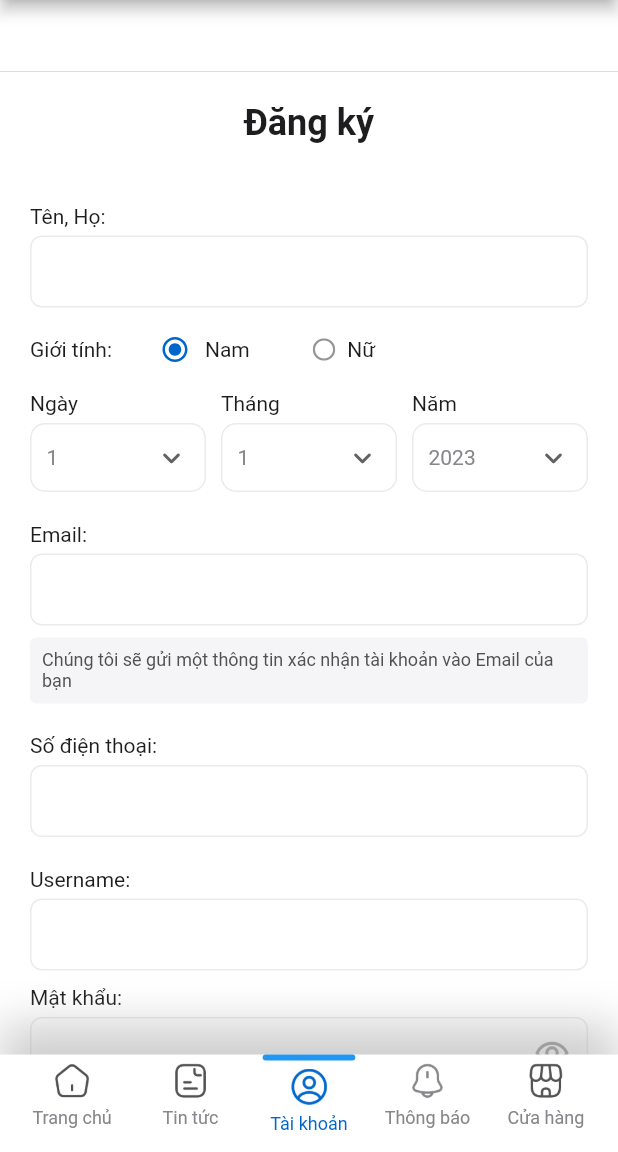
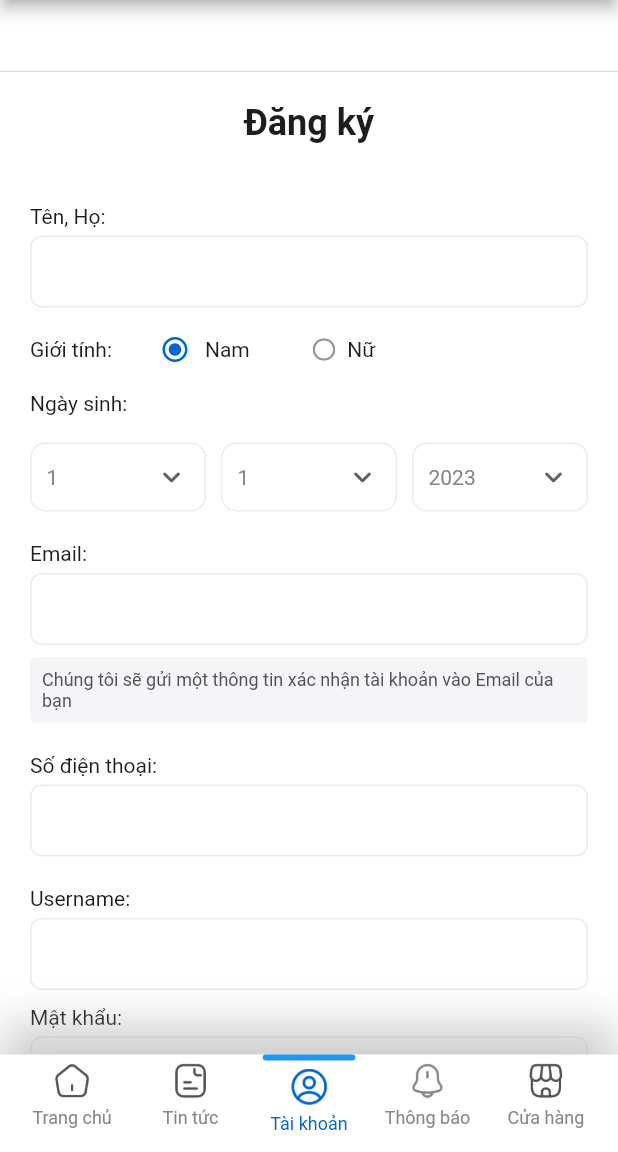
Before and after one commit to thien9884/webviewte, a Flutter app: the RegisterScreen widget shown alone on an empty page, opened directly, on a phone screen of 412 x 824 dp, the part 84-1236 px from its top. Run offline on Flutter 3.47's test engine with Material 2 defaults, Android fonts, the phone set to English and light mode, and no system bars; our stand-ins replace dio, equatable, flutter_bloc, flutter_easyloading, flutter_rating_bar, flutter_svg and 6 more; missing offline and left inert: webview_flutter_android, webview_flutter_wkwebview; accounts and stored records are empty; network calls fail; Roboto replaces fonts that are missing (ArialCustom); project files that could hold a hidden picture were left out.

Commit message:
update text

```diff
--- a/lib/screen/login/login_screen.dart
+++ b/lib/screen/login/login_screen.dart
@@ -135,6 +135,9 @@ class _LoginScreenState extends State<LoginScreen> {
           } else if (state is LoginLoadError) {
             if (_messageError.isEmpty) {
               _messageError = state.message;
+              if (_messageError == 'Wrong username or password') {
+                _messageError = 'Sai tên tài khoản hoặc mật khẩu';
+              }
               AlertUtils.displayErrorAlert(context, _messageError);
             }
             if (EasyLoading.isShow) EasyLoading.dismiss();
--- a/lib/screen/login/register_screen.dart
+++ b/lib/screen/login/register_screen.dart
@@ -248,17 +248,7 @@ class _RegisterScreenState extends State<RegisterScreen> {
   }
 
   Widget _listDropDownDay() {
-    return Column(
-      crossAxisAlignment: CrossAxisAlignment.start,
-      children: [
-        Padding(
-          padding: const EdgeInsets.only(bottom: 5),
-          child: Text(
-            'Ngày',
-            style: CommonStyles.size14W400Black1D(context),
-          ),
-        ),
-        Container(
+    return Container(
       padding: const EdgeInsets.symmetric(horizontal: 10, vertical: 10),
       width: double.infinity,
       decoration: BoxDecoration(
@@ -287,23 +277,11 @@ class _RegisterScreenState extends State<RegisterScreen> {
                   )).toList(),
         ),
       ),
-        ),
-      ],
     );
   }
 
   Widget _listDropDownMonth() {
-    return Column(
-      crossAxisAlignment: CrossAxisAlignment.start,
-      children: [
-        Padding(
-          padding: const EdgeInsets.only(bottom: 5),
-          child: Text(
-            'Tháng',
-            style: CommonStyles.size14W400Black1D(context),
-          ),
-        ),
-        Container(
+    return Container(
       padding: const EdgeInsets.symmetric(horizontal: 10, vertical: 10),
       width: double.infinity,
       decoration: BoxDecoration(
@@ -332,23 +310,11 @@ class _RegisterScreenState extends State<RegisterScreen> {
                   )).toList(),
         ),
       ),
-        ),
-      ],
     );
   }
 
   Widget _listDropDownYear() {
-    return Column(
-      crossAxisAlignment: CrossAxisAlignment.start,
-      children: [
-        Padding(
-          padding: const EdgeInsets.only(bottom: 5),
-          child: Text(
-            'Năm',
-            style: CommonStyles.size14W400Black1D(context),
-          ),
-        ),
-        Container(
+    return Container(
       padding: const EdgeInsets.symmetric(horizontal: 10, vertical: 10),
       width: double.infinity,
       decoration: BoxDecoration(
@@ -374,13 +340,10 @@ class _RegisterScreenState extends State<RegisterScreen> {
               (index) => DropdownMenuItem<String>(
                     value: (DateTime.now().year - index).toString(),
                     child: Center(
-                            child:
-                                Text((DateTime.now().year - index).toString())),
+                        child: Text((DateTime.now().year - index).toString())),
                   )).toList(),
         ),
       ),
-        ),
-      ],
     );
   }
 
@@ -490,6 +453,13 @@ class _RegisterScreenState extends State<RegisterScreen> {
                     ),
                   ),
                 ],
+              ),
+            ),
+            Padding(
+              padding: const EdgeInsets.only(bottom: 18),
+              child: Text(
+                'Ngày sinh:',
+                style: CommonStyles.size14W400Black1D(context),
               ),
             ),
             Row(
```
Lines whose indentation alone changed are shown as unchanged.
